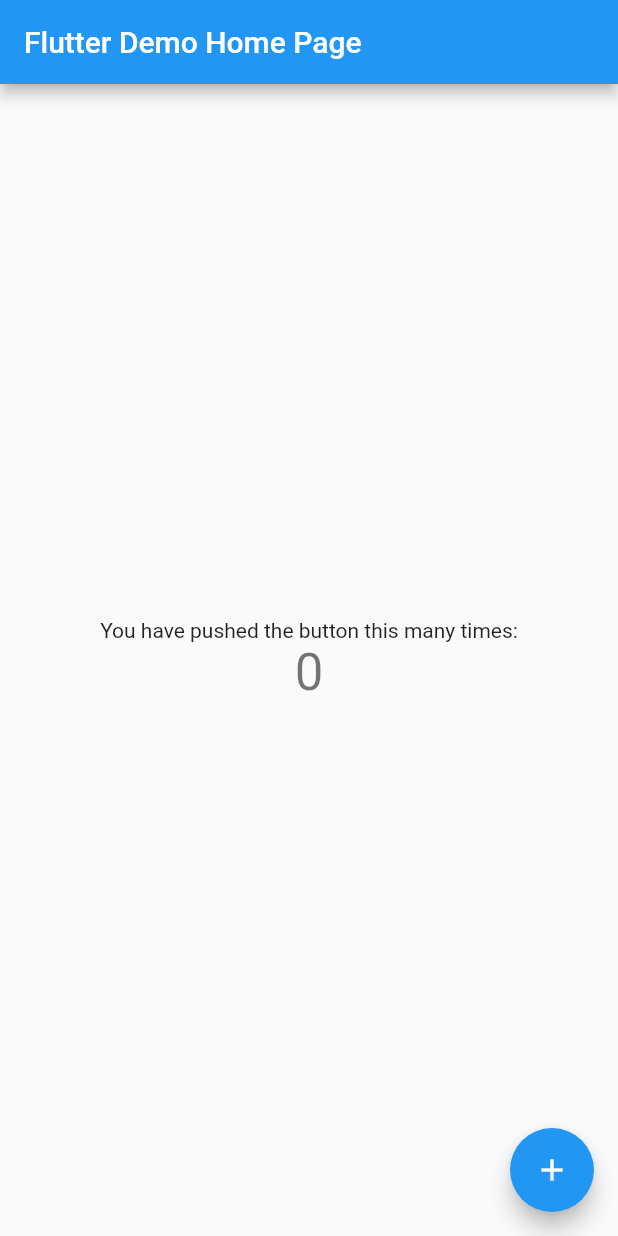
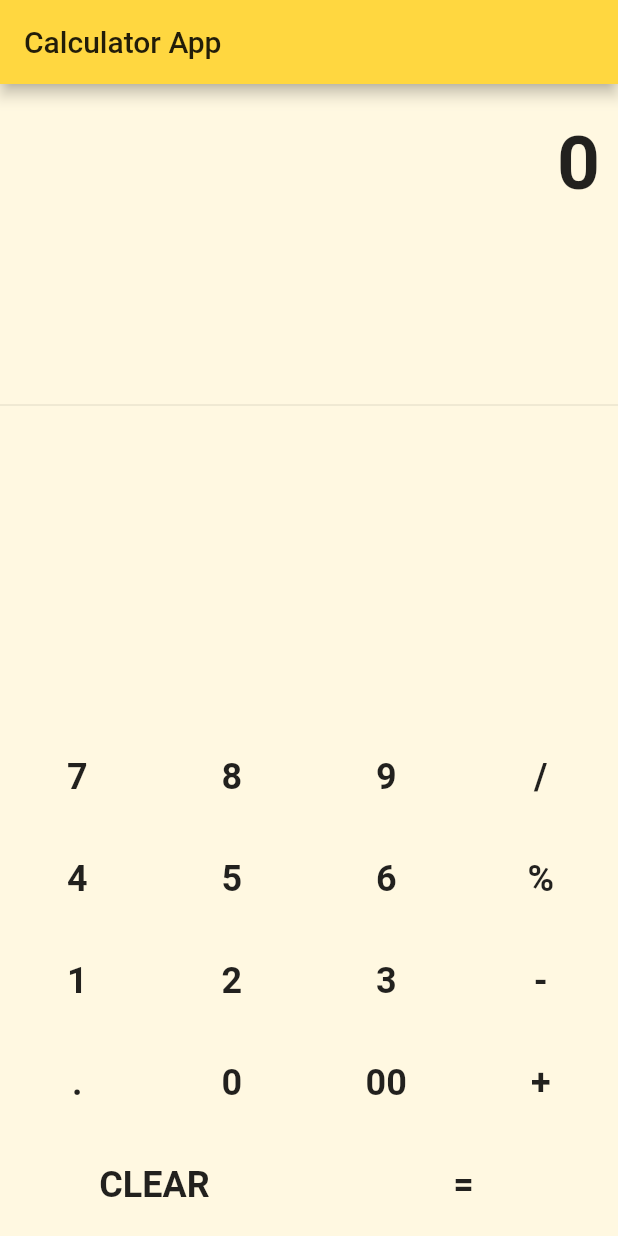
Before and after one commit to janani-vidhya/calculator, a Flutter app: the screen it shows after launch, on a phone screen of 412 x 824 dp. Run offline on Flutter 3.47's test engine with Material 2 defaults, Android fonts, the phone set to English and light mode, and no system bars.

Commit message:
fix: calculator app in flutter completed

```diff
--- a/lib/main.dart
+++ b/lib/main.dart
@@ -5,43 +5,21 @@ void main() {
 }
 
 class MyApp extends StatelessWidget {
-  // This widget is the root of your application.
   @override
   Widget build(BuildContext context) {
     return MaterialApp(
       title: 'Flutter Demo',
       theme: ThemeData(
-        // This is the theme of your application.
-        //
-        // Try running your application with "flutter run". You'll see the
-        // application has a blue toolbar. Then, without quitting the app, try
-        // changing the primarySwatch below to Colors.green and then invoke
-        // "hot reload" (press "r" in the console where you ran "flutter run",
-        // or simply save your changes to "hot reload" in a Flutter IDE).
-        // Notice that the counter didn't reset back to zero; the application
-        // is not restarted.
-        primarySwatch: Colors.blue,
-        // This makes the visual density adapt to the platform that you run
-        // the app on. For desktop platforms, the controls will be smaller and
-        // closer together (more dense) than on mobile platforms.
+        primarySwatch: Colors.orange,
         visualDensity: VisualDensity.adaptivePlatformDensity,
       ),
-      home: MyHomePage(title: 'Flutter Demo Home Page'),
+      home: MyHomePage(title: 'Calculator App'),
     );
   }
 }
 
 class MyHomePage extends StatefulWidget {
   MyHomePage({Key key, this.title}) : super(key: key);
-
-  // This widget is the home page of your application. It is stateful, meaning
-  // that it has a State object (defined below) that contains fields that affect
-  // how it looks.
-
-  // This class is the configuration for the state. It holds the values (in this
-  // case the title) provided by the parent (in this case the App widget) and
-  // used by the build method of the State. Fields in a Widget subclass are
-  // always marked "final".
 
   final String title;
 
@@ -50,68 +28,145 @@ class MyHomePage extends StatefulWidget {
 }
 
 class _MyHomePageState extends State<MyHomePage> {
-  int _counter = 0;
+  String _output = '0';
+  double num1 = 0.0;
+  double num2 = 0.0;
+  String operand = "";
+  String output = "0";
+  String displayValue = "";
+  buttonPressed(String buttonText) {
+    switch (buttonText) {
+      case 'CLEAR':
+        _output = '0';
+        num1 = 0.0;
+        num2 = 0.0;
+        operand = "";
+        displayValue = "";
+        break;
+      case '+':
+      case '-':
+      case '%':
+      case '/':
+        num1 = double.parse(output);
+        operand = buttonText;
+        _output = "0";
+        displayValue = num1.toStringAsFixed(2) + buttonText;
+        break;
+      case '.':
+        if (buttonText.contains('.')) {
+          print("Text Already Contains Dot");
+          return;
+        }
+        _output = _output + buttonText;
+        displayValue = "";
+        break;
+      case '=':
+        num2 = double.parse(output);
+        if (operand == '+') _output = (num1 + num2).toString();
+        if (operand == '-') _output = (num1 - num2).toString();
+        if (operand == '/') _output = (num1 / num2).toString();
+        if (operand == '%') _output = (num1 % num2).toString();
+        displayValue = (num1).toStringAsFixed(2) +
+            operand +
+            (num2).toStringAsFixed(2) +
+            "=" +
+            double.parse(_output).toStringAsFixed(2);
+        num1 = 0.0;
+        num2 = 0.0;
+        break;
+      default:
+        _output = _output + buttonText;
+        _output = double.parse(_output).toStringAsFixed(2);
+        print(_output);
+        displayValue = displayValue + _output;
+        break;
+    }
+    setState(() {
+      output = double.parse(_output).toStringAsFixed(2);
+      displayValue = displayValue;
+    });
+  }
 
-  void _incrementCounter() {
-    setState(() {
-      // This call to setState tells the Flutter framework that something has
-      // changed in this State, which causes it to rerun the build method below
-      // so that the display can reflect the updated values. If we changed
-      // _counter without calling setState(), then the build method would not be
-      // called again, and so nothing would appear to happen.
-      _counter++;
-    });
+  Widget buildButton(String buttonText) {
+    return Expanded(
+      child: new MaterialButton(
+        child: new Text(buttonText,
+            style: TextStyle(fontSize: 24.0, fontWeight: FontWeight.bold)),
+        padding: EdgeInsets.all(20.0),
+        onPressed: () => (buttonPressed(buttonText)),
+      ),
+    );
   }
 
   @override
   Widget build(BuildContext context) {
-    // This method is rerun every time setState is called, for instance as done
-    // by the _incrementCounter method above.
-    //
-    // The Flutter framework has been optimized to make rerunning build methods
-    // fast, so that you can just rebuild anything that needs updating rather
-    // than having to individually change instances of widgets.
     return Scaffold(
-      appBar: AppBar(
-        // Here we take the value from the MyHomePage object that was created by
-        // the App.build method, and use it to set our appbar title.
-        title: Text(widget.title),
-      ),
-      body: Center(
-        // Center is a layout widget. It takes a single child and positions it
-        // in the middle of the parent.
-        child: Column(
-          // Column is also a layout widget. It takes a list of children and
-          // arranges them vertically. By default, it sizes itself to fit its
-          // children horizontally, and tries to be as tall as its parent.
-          //
-          // Invoke "debug painting" (press "p" in the console, choose the
-          // "Toggle Debug Paint" action from the Flutter Inspector in Android
-          // Studio, or the "Toggle Debug Paint" command in Visual Studio Code)
-          // to see the wireframe for each widget.
-          //
-          // Column has various properties to control how it sizes itself and
-          // how it positions its children. Here we use mainAxisAlignment to
-          // center the children vertically; the main axis here is the vertical
-          // axis because Columns are vertical (the cross axis would be
-          // horizontal).
-          mainAxisAlignment: MainAxisAlignment.center,
+        appBar: AppBar(
+          title: Text(widget.title),
+          backgroundColor: Colors.amberAccent,
+        ),
+        backgroundColor: Colors.amber[50],
+        body: new Container(
+            child: new Column(
           children: <Widget>[
-            Text(
-              'You have pushed the button this many times:',
-            ),
-            Text(
-              '$_counter',
-              style: Theme.of(context).textTheme.headline4,
-            ),
+            Container(
+                alignment: Alignment.bottomRight,
+                padding: EdgeInsets.symmetric(vertical: 24.0, horizontal: 12.0),
+                child: new Text(
+                  output,
+                  style: TextStyle(fontSize: 50.0, fontWeight: FontWeight.bold),
+                )),
+            new Expanded(child: Divider()),
+            Container(
+                alignment: Alignment.bottomRight,
+                padding: EdgeInsets.symmetric(vertical: 24.0, horizontal: 12.0),
+                child: new Text(
+                  displayValue,
+                  style: TextStyle(fontSize: 50.0, fontWeight: FontWeight.bold),
+                )),
+            Column(
+              children: [
+                Row(
+                  children: [
+                    buildButton("7"),
+                    buildButton("8"),
+                    buildButton("9"),
+                    buildButton("/"),
+                  ],
+                ),
+                Row(
+                  children: [
+                    buildButton("4"),
+                    buildButton("5"),
+                    buildButton("6"),
+                    buildButton("%"),
+                  ],
+                ),
+                Row(
+                  children: [
+                    buildButton("1"),
+                    buildButton("2"),
+                    buildButton("3"),
+                    buildButton("-"),
+                  ],
+                ),
+                Row(
+                  children: [
+                    buildButton("."),
+                    buildButton("0"),
+                    buildButton("00"),
+                    buildButton("+"),
+                  ],
+                ),
+                Row(
+                  children: [
+                    buildButton("CLEAR"),
+                    buildButton("="),
+                  ],
+                ),
+              ],
+            )
           ],
-        ),
-      ),
-      floatingActionButton: FloatingActionButton(
-        onPressed: _incrementCounter,
-        tooltip: 'Increment',
-        child: Icon(Icons.add),
-      ), // This trailing comma makes auto-formatting nicer for build methods.
-    );
+        )));
   }
 }
```
Also changed, not shown: package-lock.json (added), pubspec.lock.
